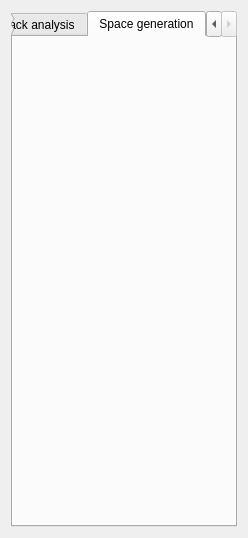
First picture: the form in mainwindow.ui, repository navigatore/imaginote, before the edit.
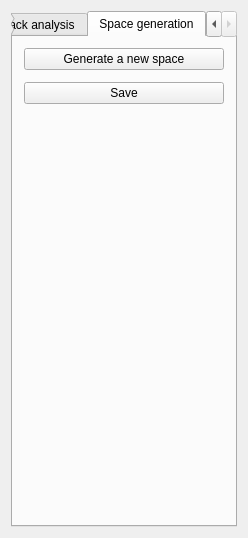
Second picture: the form after the edit. The open tabs and pages were chosen to show the change. Custom widgets are drawn as their Qt base class.

Commit message: Add early and incomplete version of space generator

The edit to the form file:
```diff
--- a/mainwindow.ui
+++ b/mainwindow.ui
@@ -335,6 +335,38 @@
        <attribute name="title">
         <string>Space generation</string>
        </attribute>
+       <layout class="QVBoxLayout" name="verticalLayout_8">
+        <item>
+         <widget class="QPushButton" name="generateSpaceButton">
+          <property name="text">
+           <string>Generate a new space</string>
+          </property>
+         </widget>
+        </item>
+        <item>
+         <widget class="MapWidget" name="generatorMapWidget" native="true"/>
+        </item>
+        <item>
+         <widget class="QPushButton" name="saveSpaceButton">
+          <property name="text">
+           <string>Save</string>
+          </property>
+         </widget>
+        </item>
+        <item>
+         <spacer name="verticalSpacer_3">
+          <property name="orientation">
+           <enum>Qt::Vertical</enum>
+          </property>
+          <property name="sizeHint" stdset="0">
+           <size>
+            <width>20</width>
+            <height>40</height>
+           </size>
+          </property>
+         </spacer>
+        </item>
+       </layout>
       </widget>
      </widget>
     </item>
```
Left out of the diff: 19 changed lines with no effect on the pictures. The commit also changes 12 other files.
